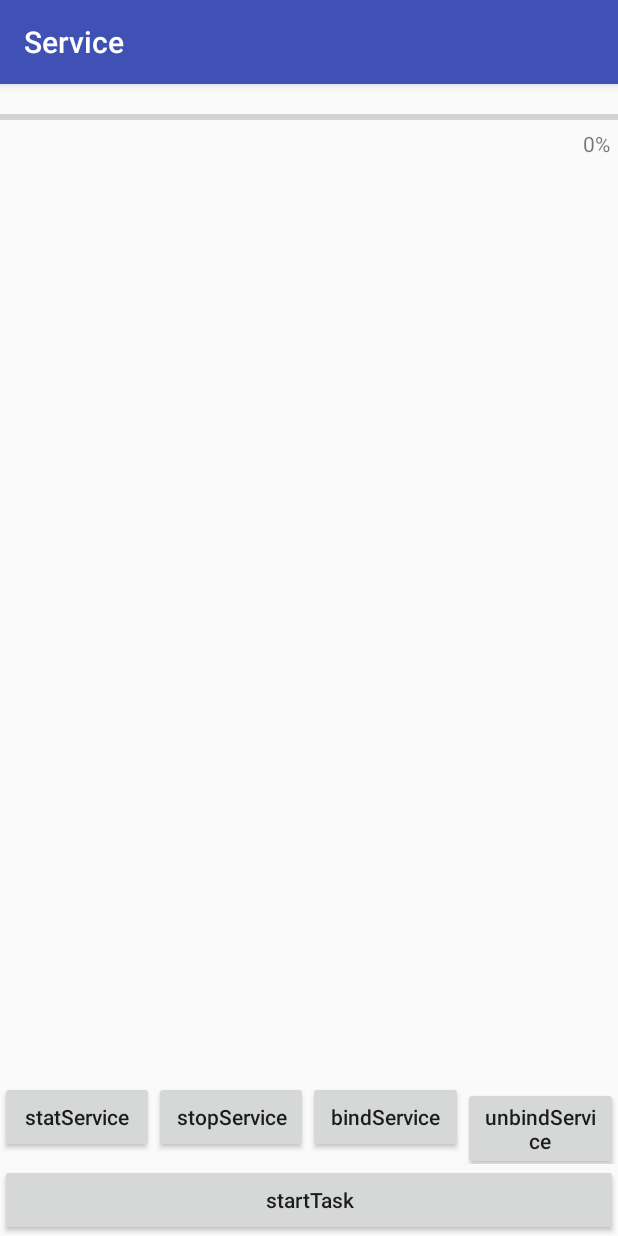
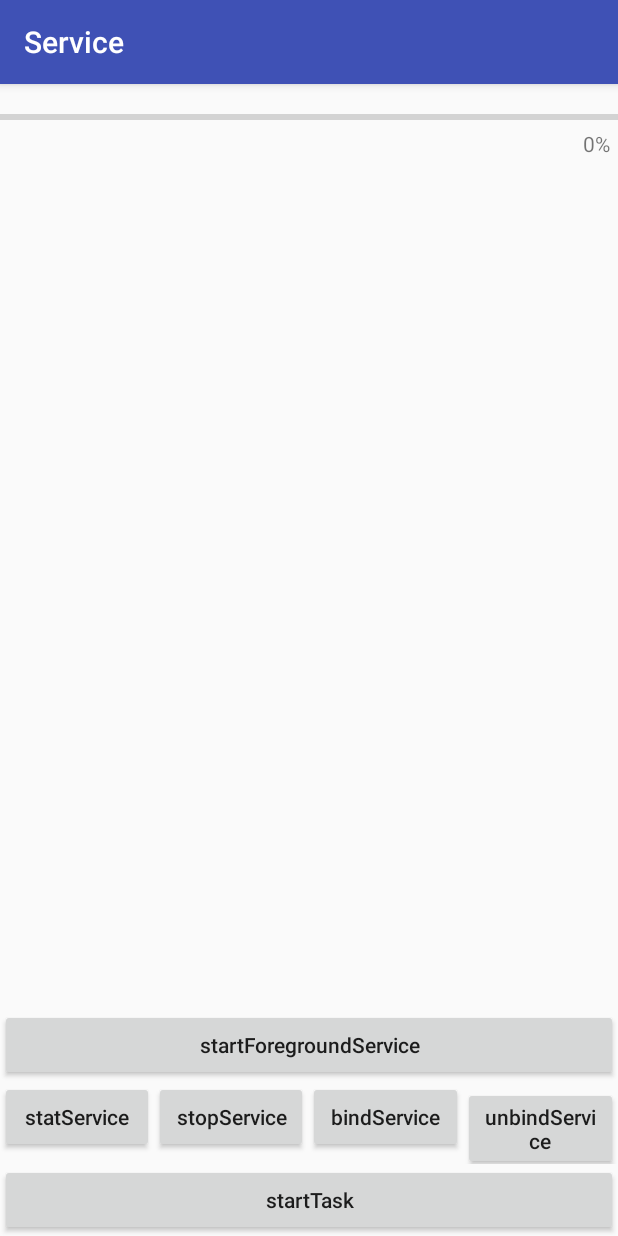
Before and after one commit to pecuyu/Service, an Android app: the screen it shows after launch (MainActivity), after a tap on "bindService", on a phone screen of 412 x 824 dp. Run offline under Robolectric (Android 15) with nearby library versions, the phone set to English and light mode, and no system bars; 1 statement that could not run was skipped.

Commit message:
test foreground service

```diff
--- a/app/src/main/AndroidManifest.xml
+++ b/app/src/main/AndroidManifest.xml
@@ -16,6 +16,7 @@
             </intent-filter>
         </activity>
         <service android:name=".service.DownloadService" />
+        <service android:name=".service.ForegroundService" />
     </application>
 
 </manifest>
--- a/app/src/main/java/com/yu/service/MainActivity.java
+++ b/app/src/main/java/com/yu/service/MainActivity.java
@@ -14,6 +14,8 @@ import android.widget.Toast;
 import com.yu.service.async.DownloadAsyncTask;
 import com.yu.service.async.TaskStateChangeCallback;
 import com.yu.service.service.DownloadService;
+import com.yu.service.service.ForegroundService;
+import com.yu.service.service.TaskStateChangeControl;
 
 public class MainActivity extends AppCompatActivity {
     ProgressBar progressBar;
@@ -41,11 +43,11 @@ public class MainActivity extends AppCompatActivity {
     public void bindService(View view) {
         Intent intent = new Intent(this, DownloadService.class);
         conn = new ServiceConnection() {
-            DownloadService.TaskStateChangeControl control;
+            TaskStateChangeControl control;
 
             @Override
             public void onServiceConnected(ComponentName name, IBinder service) {
-                control = (DownloadService.TaskStateChangeControl) service;
+                control = (TaskStateChangeControl) service;
                 control.startTask();
             }
 
@@ -57,12 +59,18 @@ public class MainActivity extends AppCompatActivity {
 
         bindService(intent,conn , BIND_AUTO_CREATE);
     }
-
     public void unbindService(View view) {
         Intent intent = new Intent(this, DownloadService.class);
-        unbindService(conn);
+        if (conn != null) {
+            unbindService(conn);
+            conn = null;
+        }
     }
 
+    public void startForegroundService(View view) {
+        Intent intent = new Intent(this, ForegroundService.class);
+        startService(intent);
+    }
 
     /**
      * 启动异步任务
--- /dev/null
+++ b/app/src/main/java/com/yu/service/service/TaskStateChangeControl.java
@@ -0,0 +1,10 @@
+package com.yu.service.service;
+
+/**
+ * Created by D22436 on 2017/8/3.
+ */
+public interface TaskStateChangeControl {
+    void startTask();
+    void getTaskProgress();
+    void stopTask();
+}
--- a/app/src/main/res/layout/activity_main.xml
+++ b/app/src/main/res/layout/activity_main.xml
@@ -6,6 +6,13 @@
     android:layout_height="match_parent"
     tools:context="com.yu.service.MainActivity">
 
+    <Button
+        android:layout_width="match_parent"
+        android:layout_height="wrap_content"
+        android:text="@string/startForegroundService"
+        android:layout_above="@+id/id_ll_service_ops"
+        android:textAllCaps="false"
+        android:onClick="startForegroundService"/>
     <LinearLayout
         android:id="@+id/id_ll_service_ops"
         android:layout_width="match_parent"
--- a/app/src/main/res/values/strings.xml
+++ b/app/src/main/res/values/strings.xml
@@ -2,4 +2,5 @@
     <string name="app_name">Service</string>
     <string name="starttask">startTask</string>
     <string name="progress">0%</string>
+    <string name="startForegroundService">startForegroundService</string>
 </resources>
```
Also changed, not shown: app/src/main/java/com/yu/service/service/DownloadService.java (+5 -5 lines), app/src/main/java/com/yu/service/service/ForegroundService.java (added, +39 -0 lines).
